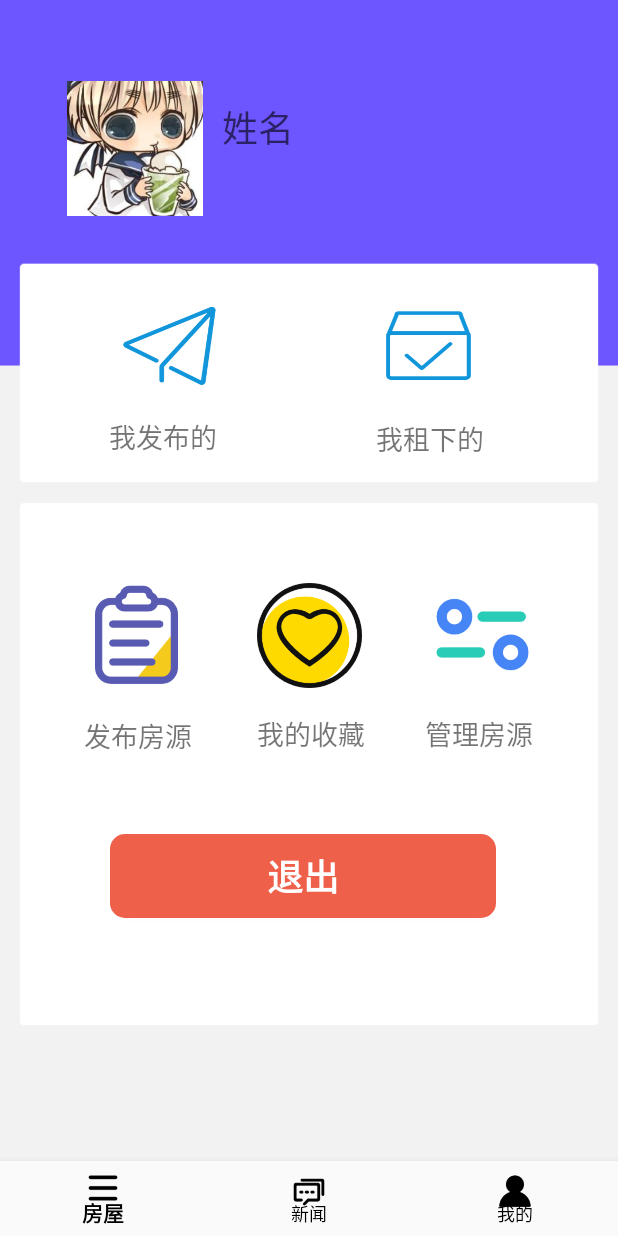
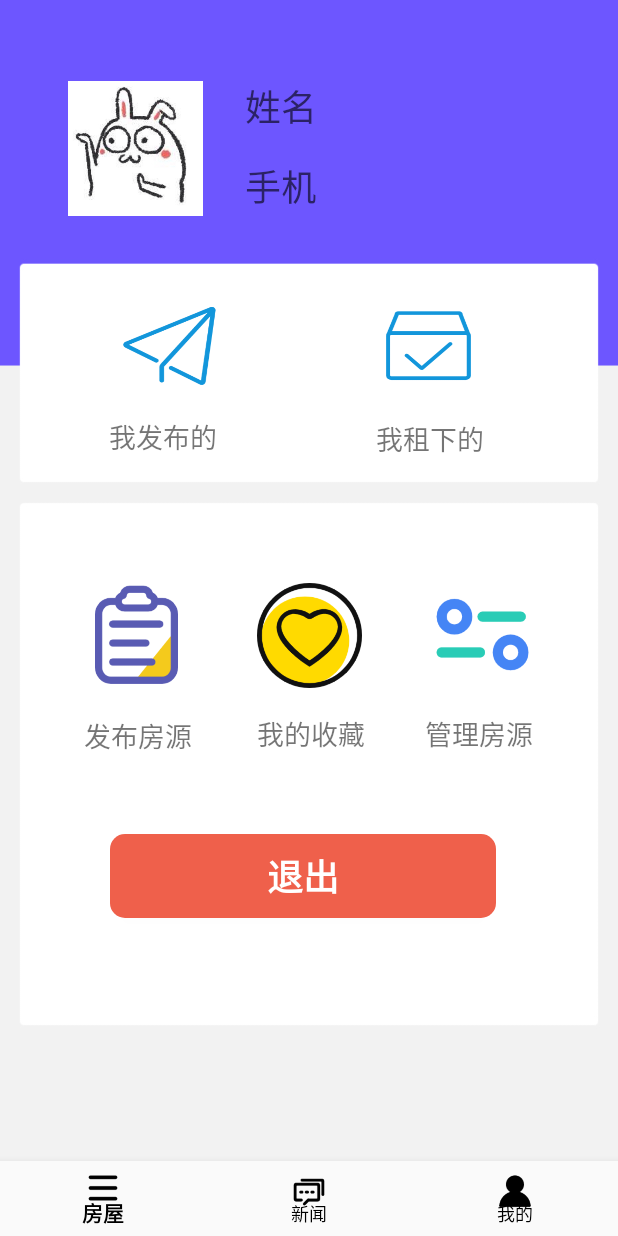
Before and after one commit to EihamHuang/FindHouse, an Android app: the fragment MeFragment placed in its activity, on a phone screen of 412 x 824 dp. Run offline under Robolectric (Android 15) with nearby library versions, the phone set to English and light mode, and no system bars; libraries missing offline, so code that uses them is left out: com.bigkoo.pickerview, com.scwang.smartrefresh; pictures from the network do not load; 6 statements that could not run were skipped.

```diff
--- a/app/src/main/java/com/findhouse/adapter/NewsAdapter.java
+++ b/app/src/main/java/com/findhouse/adapter/NewsAdapter.java
@@ -98,18 +98,18 @@
         final News news = mNewsList.get(position);
 
 //        holder.newsImg.setImageResource(R.drawable.ic_launcher_background);
-//        holder.newsImg.setTag(news.getImgurl());
+//        holder.newsImg.setTag(news.getimgUrl());
 //        holder.newsImg.setTag(R.drawable.ic_launcher_background, position);
 //        if(!isScrolling){
 //            ImageTask imageTask = new ImageTask(holder.newsImg, mContext);
-//            imageTask.execute(news.getImgurl());
+//            imageTask.execute(news.getimgUrl());
 //        }
         RequestOptions options = new RequestOptions()
                 .centerCrop()
                 .placeholder(R.drawable.wait)
                 .error(R.drawable.error);
 
-        Glide.with(mContext).load(news.getImgurl()).
+        Glide.with(mContext).load(news.getimgUrl()).
                 apply(options).
                 into(holder.newsImg);
 
--- a/app/src/main/java/com/findhouse/fragment/MeFragment.java
+++ b/app/src/main/java/com/findhouse/fragment/MeFragment.java
@@ -31,12 +31,13 @@
 
 
 public class MeFragment extends BaseFragment implements View.OnClickListener {
-    private TextView tv1;
+
+    private TextView tvName;
+    private TextView tvPhone;
 
     private ArrayList<String> typeList = new ArrayList<>();
     private String houseType = "";
 
-    private String name;
     private SharedPreferences share;
 
     @Override
@@ -44,7 +45,8 @@
                              Bundle savedInstanceState) {
         View view = inflater.inflate(R.layout.fragment_me, container, false);
 
-        tv1 = view.findViewById(R.id.textView1);
+        tvName = view.findViewById(R.id.tvName);
+        tvPhone = view.findViewById(R.id.tvPhone);
 
         view.findViewById(R.id.btnReleased).setOnClickListener(this);
         view.findViewById(R.id.btnRent).setOnClickListener(this);
@@ -55,9 +57,8 @@
 
         share = getActivity().getSharedPreferences("UserNow",
                 Context.MODE_PRIVATE);
-        name = share.getString("name", "");
-        tv1.setText(name);
-
+        tvName.setText(share.getString("name", ""));
+        tvPhone.setText(share.getString("tel", ""));
 
         return view;
     }
--- a/app/src/main/java/com/findhouse/fragment/NewsFragment.java
+++ b/app/src/main/java/com/findhouse/fragment/NewsFragment.java
@@ -91,7 +91,6 @@
                             // 加载RecyclerView
                             initRecyclerView(newsList,view);
                         }
-                        //  该关键词没有结果
                         else{
                             Toast.makeText(getContext(), "暂时无内容～", Toast.LENGTH_SHORT).show();
                         }
@@ -145,8 +144,6 @@
         newsAdapter.setOnItemClickListener(new NewsAdapter.OnItemClickListener() {
             @Override
             public void onItemClick(View view, int position) {
-                Toast.makeText(getContext(), "点击新闻： " + position,
-                        Toast.LENGTH_SHORT).show();
                 Bundle bundle = new Bundle();
                 bundle.putSerializable(NEWS_KEY, newsList.get(position));
                 Intent intent = new Intent(getContext(), NewsActivity.class);
--- a/app/src/main/res/layout/fragment_me.xml
+++ b/app/src/main/res/layout/fragment_me.xml
@@ -165,22 +165,36 @@
         app:layout_constraintTop_toTopOf="parent"
         app:layout_constraintVertical_bias="0.772" />
 
+
     <TextView
-        android:id="@+id/textView1"
-        android:layout_width="82dp"
-        android:layout_height="35dp"
+        android:id="@+id/tvName"
+        android:layout_width="wrap_content"
+        android:layout_height="wrap_content"
         android:layout_marginTop="10dp"
         android:hint="姓名"
         android:textColor="@android:color/background_light"
         android:textSize="24dp"
         app:layout_constraintBottom_toBottomOf="parent"
         app:layout_constraintEnd_toEndOf="parent"
-        app:layout_constraintHorizontal_bias="0.448"
-        app:layout_constraintStart_toStartOf="parent"
+        app:layout_constraintHorizontal_bias="0.103"
+        app:layout_constraintStart_toEndOf="@+id/headImageView"
         app:layout_constraintTop_toTopOf="parent"
-        app:layout_constraintVertical_bias="0.078" />
+        app:layout_constraintVertical_bias="0.059" />
 
-
+    <TextView
+        android:id="@+id/tvPhone"
+        android:layout_width="wrap_content"
+        android:layout_height="wrap_content"
+        android:layout_marginTop="10dp"
+        android:hint="手机"
+        android:textColor="@android:color/background_light"
+        android:textSize="24dp"
+        app:layout_constraintBottom_toBottomOf="parent"
+        app:layout_constraintEnd_toEndOf="parent"
+        app:layout_constraintHorizontal_bias="0.103"
+        app:layout_constraintStart_toEndOf="@+id/headImageView"
+        app:layout_constraintTop_toTopOf="parent"
+        app:layout_constraintVertical_bias="0.132" />
 
     <TextView
         android:id="@+id/btntextnews"
```
Also changed, not shown: app/src/main/java/com/findhouse/activity/NewsActivity.java (+45 -4 lines), app/src/main/java/com/findhouse/data/News.java (+5 -5 lines), app/src/main/res/layout/activity_content.xml (deleted, +0 -16 lines), app/src/main/res/layout/activity_news.xml (added, +24 -0 lines), app/src/main/res/drawable/head.jpg.
